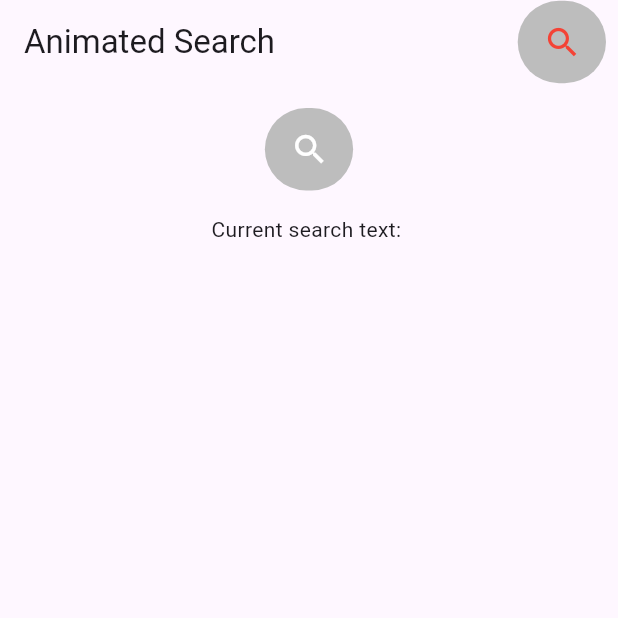
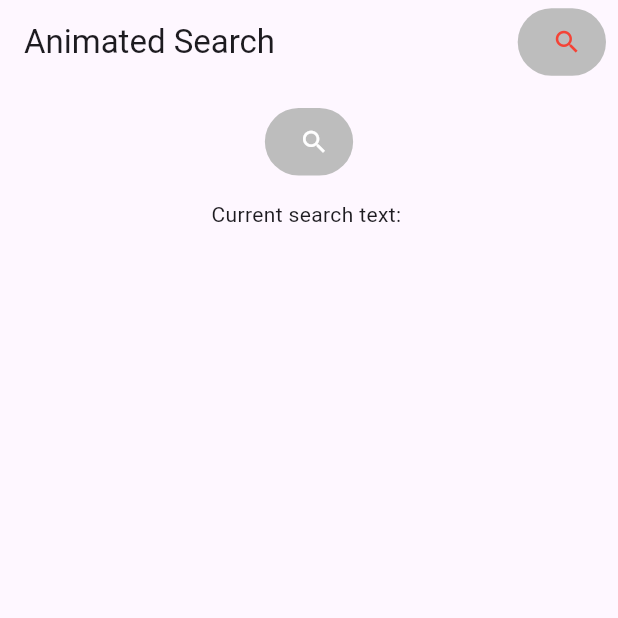
Before and after one commit to Always-Bijoy/Animated-Search, a Flutter app: the screen it shows after launch, on a phone screen of 412 x 824 dp, the top half of it. Run offline on Flutter 3.47's test engine with Material 3 defaults, Android fonts, the phone set to English and light mode, and no system bars.

Commit message:
update overflow and delete pubspec look

```diff
--- a/lib/src/search_bar.dart
+++ b/lib/src/search_bar.dart
@@ -97,7 +97,7 @@ class _AnimatedSearchState extends State<AnimatedSearch> {
 
     return AnimatedContainer(
       duration: const Duration(milliseconds: 300),
-      height: 55,
+      height: 45,
       width: isFolded ? width / 7 : width * widget.width,
       decoration: BoxDecoration(
         borderRadius: BorderRadius.circular(42.0),
@@ -137,7 +137,7 @@ class _AnimatedSearchState extends State<AnimatedSearch> {
                       ? Icon(
                           isFolded ? widget.startIcon : widget.closeIcon,
                           color: widget.iconColor,
-                          size: 26,
+                          size: 20,
                         )
                       : const SizedBox(),
                 ),
```
